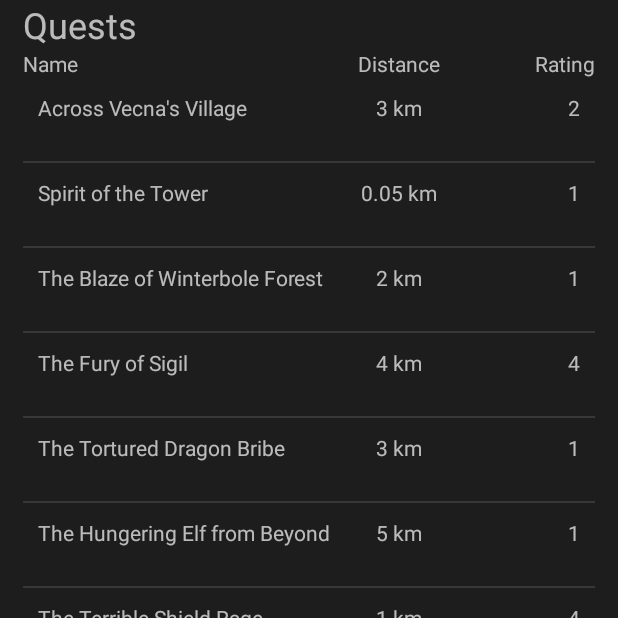
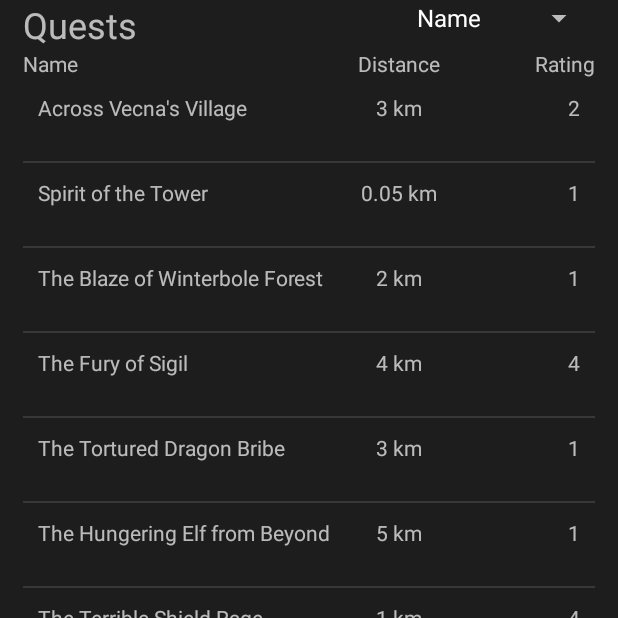
Before and after one commit to kizzlescruff/ClashOnCampus, an Android app: the screen it shows after launch (QuestListActivity), after a tap on "START QUEST", on a phone screen of 412 x 824 dp, the top half of it. Run offline under Robolectric (Android 15) with nearby library versions, the phone set to English and light mode, and no system bars.

Commit message:
Fixing return to quest list bug

```diff
--- a/app/src/main/java/com/example/wilki/clashoncampus/MainActivity.java
+++ b/app/src/main/java/com/example/wilki/clashoncampus/MainActivity.java
@@ -4,27 +4,39 @@ import android.content.Intent;
 import android.support.v7.app.AppCompatActivity;
 import android.os.Bundle;
 import android.view.View;
+import android.widget.Button;
 
 import java.util.List;
 
 public class MainActivity extends AppCompatActivity {
 
     private QuestHolder quests;
+    private Button startQuestBtn;
+    private Button createQuestBtn;
 
     @Override
     protected void onCreate(Bundle savedInstanceState) {
         super.onCreate(savedInstanceState);
         setContentView(R.layout.activity_main);
         quests = new QuestHolder();
+        startQuestBtn = (Button) findViewById(R.id.startQuestBtn);
+        createQuestBtn = (Button) findViewById(R.id.createQuestBtn);
+    }
+
+    public void onRestart(){
+        startQuestBtn.setBackgroundResource(R.drawable.button);
+        createQuestBtn.setBackgroundResource(R.drawable.button);
     }
 
     public void startQuest(View view){
+        startQuestBtn.setBackgroundResource(R.drawable.clicked_button);
         Intent intent = new Intent(this, QuestListActivity.class);
         intent.putExtra("QUESTS", quests);
         startActivity(intent);
     }
 
     public void createQuest(View view){
+        createQuestBtn.setBackgroundResource(R.drawable.clicked_button);
         Intent intent = new Intent(this, CreateQuestActivity.class);
         intent.putExtra("QUESTS", quests);
         startActivity(intent);
--- a/app/src/main/java/com/example/wilki/clashoncampus/QuestListActivity.java
+++ b/app/src/main/java/com/example/wilki/clashoncampus/QuestListActivity.java
@@ -5,31 +5,42 @@ import android.support.v7.app.AppCompatActivity;
 import android.os.Bundle;
 import android.view.View;
 import android.widget.AdapterView;
+import android.widget.Button;
 import android.widget.ListView;
 
 import java.util.List;
 
 public class QuestListActivity extends AppCompatActivity {
 
+    private Button rtnMainMenu;
+
     @Override
     protected void onCreate(Bundle savedInstanceState) {
         super.onCreate(savedInstanceState);
         setContentView(R.layout.activity_quest_list);
 
+        rtnMainMenu = (Button) findViewById(R.id.returnToMenu);
         ListView lv = (ListView) findViewById(R.id.questList);
-        QuestHolder qHolder = (QuestHolder)getIntent().getSerializableExtra("QUESTS");
-        List<Quest> quests = qHolder.getQuestList();
+        final QuestHolder qHolder = (QuestHolder)getIntent().getSerializableExtra("QUESTS");
+        final List<Quest> quests = qHolder.getQuestList();
         QuestAdapter adapter = new QuestAdapter(this, 0, quests);
         lv.setAdapter(adapter);
         lv.setOnItemClickListener(new AdapterView.OnItemClickListener() {
             @Override
             public void onItemClick(AdapterView<?> parent, View view, int position, long id) {
-                startActivity(new Intent(getApplicationContext(), QuestDescriptionActivity.class));
+                Intent intent = new Intent(getApplicationContext(), QuestDescriptionActivity.class);
+                intent.putExtra("QUESTS", qHolder);
+                startActivity(intent);
             }
         });
     }
 
+    public void onRestart(){
+        rtnMainMenu.setBackgroundResource(R.drawable.button);
+    }
+
     public void returnToMenu(View view){
+        rtnMainMenu.setBackgroundResource(R.drawable.clicked_button);
         startActivity(new Intent(this, MainActivity.class));
     }
 }
--- a/app/src/main/res/layout/activity_main.xml
+++ b/app/src/main/res/layout/activity_main.xml
@@ -27,7 +27,7 @@
         android:layout_width="fill_parent"
         android:layout_height="80sp"
         android:layout_marginLeft="80dp"
-        android:id="@+id/button2"
+        android:id="@+id/createQuestBtn"
         android:textSize="25sp"
         android:background="@drawable/button"
         android:layout_below="@+id/startQuestBtn"
--- a/app/src/main/res/layout/activity_quest_list.xml
+++ b/app/src/main/res/layout/activity_quest_list.xml
@@ -14,11 +14,28 @@
         android:paddingLeft="15dp"
         android:paddingRight="15dp" >
 
-        <TextView
-            android:text="Quests"
+        <RelativeLayout
             android:layout_width="match_parent"
-            android:layout_height="wrap_content"
-            android:textSize="24sp" />
+            android:layout_height="wrap_content">
+
+            <TextView
+                android:text="Quests"
+                android:layout_width="match_parent"
+                android:layout_height="wrap_content"
+                android:textSize="24sp" />
+
+            <Spinner
+                android:layout_width="wrap_content"
+                android:layout_height="wrap_content"
+                android:entries="@array/sort_modes"
+                android:id="@+id/spinner2"
+                android:layout_alignParentTop="true"
+                android:layout_alignParentRight="true"
+                android:layout_alignParentEnd="true" />
+
+
+        </RelativeLayout>
+
 
         <RelativeLayout
             android:layout_width="match_parent"
--- a/app/src/main/res/values/strings.xml
+++ b/app/src/main/res/values/strings.xml
@@ -8,4 +8,9 @@
     <string name="start_creating_n_quest">START CREATING\n QUEST</string>
     <string name="main_menu">MAIN MENU</string>
     <string name="winning_message">You were brave and defeated the monster. We shall write songs about your bravery. Have our most treasured sword in payment.</string>
+    <string-array name="sort_modes">
+        <item>Name</item>
+        <item>Distance</item>
+        <item>Rating</item>
+    </string-array>
 </resources>
```
Also changed, not shown: app/src/main/java/com/example/wilki/clashoncampus/QuestDescriptionActivity.java (+18 -1 lines).
